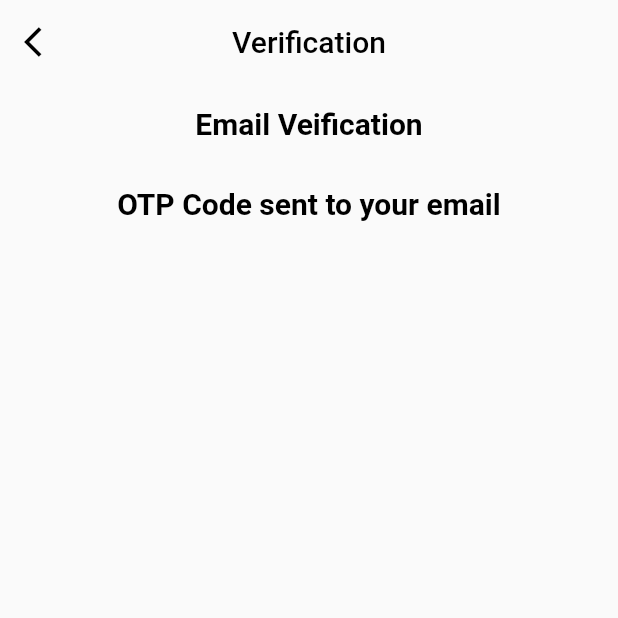
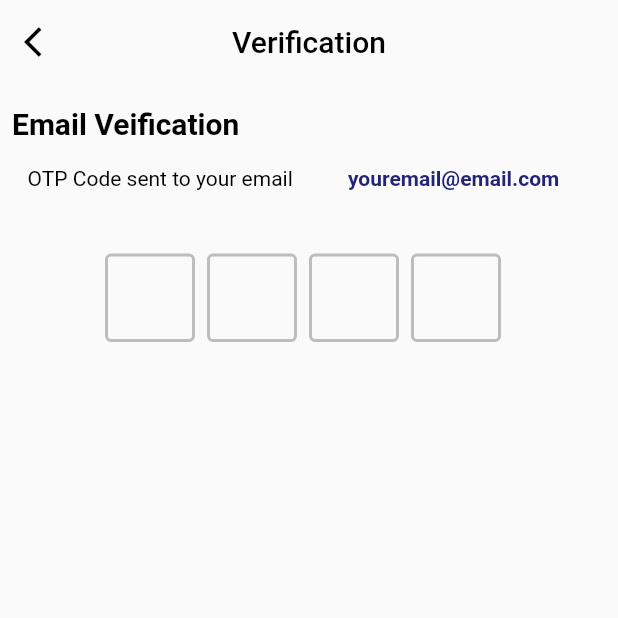
Before and after one commit to Awaizkazi/practice_going_on, a Flutter app: the otpVerification screen opened directly, on a phone screen of 412 x 824 dp, the top half of it. Run offline on Flutter 3.47's test engine with Material 2 defaults, Android fonts, the light colour scheme and no system bars; drawn by our look-alikes of flutter_otp_text_field.

Commit message:
Verification only 2 button adding Remaining

```diff
--- a/lib/screens/otp_verification.dart
+++ b/lib/screens/otp_verification.dart
@@ -1,4 +1,5 @@
 import 'package:flutter/material.dart';
+import 'package:flutter_otp_text_field/flutter_otp_text_field.dart';
 
 class otpVerification extends StatefulWidget {
   const otpVerification({super.key});
@@ -26,6 +27,7 @@ class _otpVerificationState extends State<otpVerification> {
           centerTitle: true,
         ),
         body: Column(
+          crossAxisAlignment: CrossAxisAlignment.start,
           children: [
             Padding(
               padding:
@@ -40,19 +42,62 @@ class _otpVerificationState extends State<otpVerification> {
               ),
             ),
             Row(
-              mainAxisAlignment: MainAxisAlignment.spaceEvenly,
+              mainAxisAlignment: MainAxisAlignment.spaceAround,
               children: [
                 Padding(
-                  padding:
-                      const EdgeInsets.symmetric(horizontal: 8.0, vertical: 15),
+                  padding: const EdgeInsets.symmetric(
+                      horizontal: 8.0, vertical: 1.0),
                   child: Text(
                     'OTP Code sent to your email',
                     style: TextStyle(
                       color: Colors.black,
-                      fontSize: 20,
-                      fontWeight: FontWeight.bold,
+                      fontSize: 14,
                     ),
                   ),
+                ),
+                Padding(
+                  padding: const EdgeInsets.symmetric(
+                      horizontal: 8.0, vertical: 1.0),
+                  child: Text(
+                    'youremail@email.com',
+                    style: TextStyle(
+                      color: Color(0xff232476),
+                      fontWeight: FontWeight.w700,
+                    ),
+                  ),
+                ),
+                SizedBox(height: 20),
+              ],
+            ),
+            SizedBox(
+              height: 40,
+            ),
+            Row(
+              mainAxisAlignment: MainAxisAlignment.spaceEvenly,
+              children: [
+                OtpTextField(
+                  numberOfFields: 4,
+                  fieldWidth: 60,
+                  enabledBorderColor: Colors.grey.shade400,
+                  borderColor: Color(0xFF512DA8),
+                  //set to true to show as box or false to show as dash
+                  showFieldAsBox: true,
+                  //runs when a code is typed in
+                  focusedBorderColor: Color(0xFF512DA8),
+                  onCodeChanged: (String code) {
+                    //handle validation or checks here
+                  },
+                  //runs when every textfield is filled
+                  onSubmit: (String verificationCode) {
+                    showDialog(
+                        context: context,
+                        builder: (context) {
+                          return AlertDialog(
+                            title: Text("Verification Code"),
+                            content: Text('Code entered is $verificationCode'),
+                          );
+                        });
+                  }, // end onSubmit
                 ),
               ],
             )
--- a/pubspec.yaml
+++ b/pubspec.yaml
@@ -31,6 +31,8 @@ environment:
 dependencies:
   flutter:
     sdk: flutter
+  dependencies:
+  flutter_otp_text_field: ^1.1.0+2
 
   # The following adds the Cupertino Icons font to your application.
   # Use with the CupertinoIcons class for iOS style icons.
```
Also changed, not shown: pubspec.lock.
